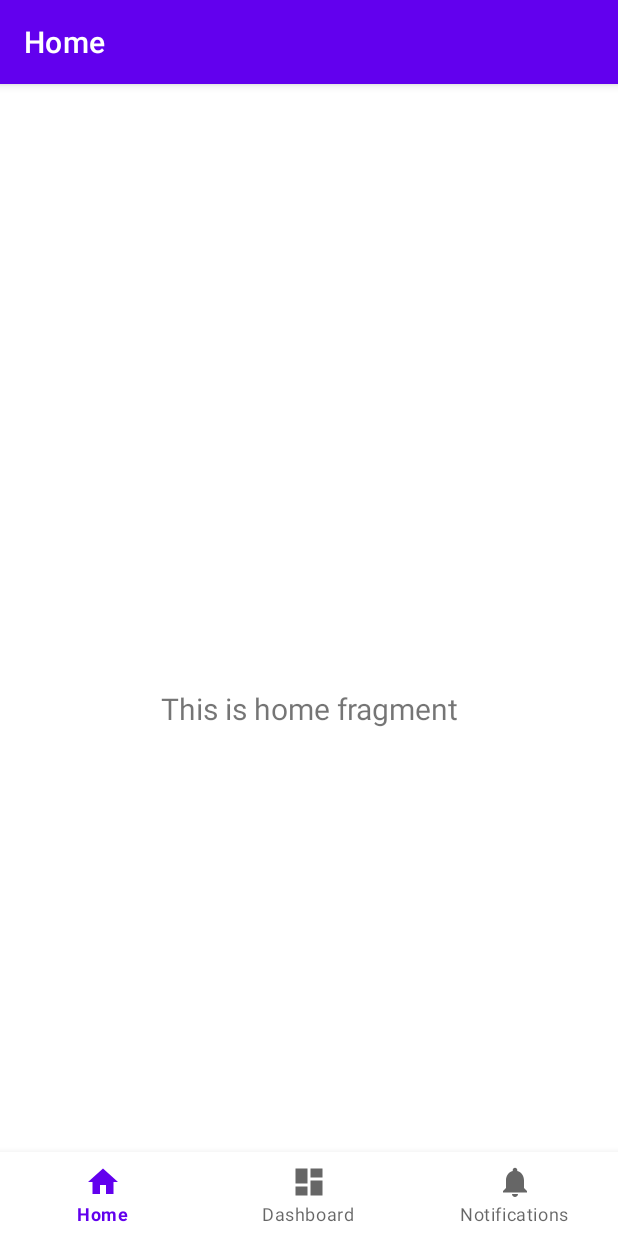
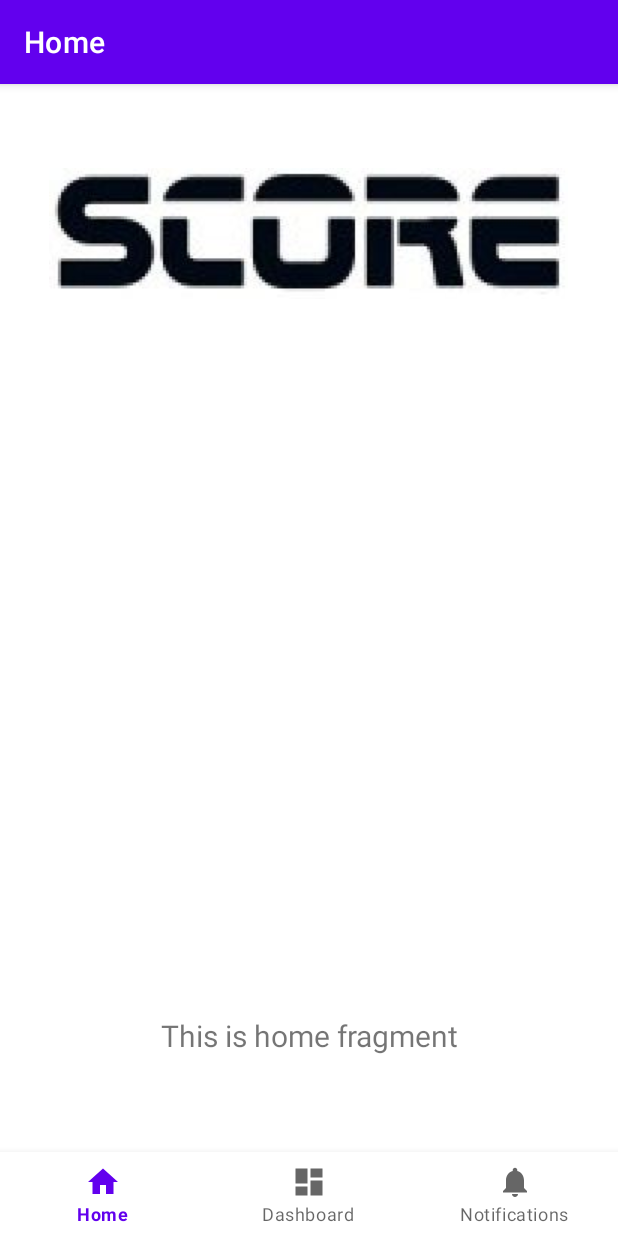
Before and after one commit to combluotion/JigsawV2, an Android app: the screen it shows after launch (MainActivity), on a phone screen of 412 x 824 dp. Run offline under Robolectric (Android 15) with nearby library versions, the phone set to English and light mode, and no system bars; our stand-ins replace navigation-ui; libraries missing offline, so code that uses them is left out: com.afollestad.materialdialogs.

Commit message:
Modificación del layout fragment_home, se ha añadido imagen score y visualmente se ha cambiado el color. Modificación GameViewModel.java se protege la inserción del nombre en blanco

```diff
--- a/app/src/main/java/com/uocp8/jigsawv2/ui/home/HomeFragment.java
+++ b/app/src/main/java/com/uocp8/jigsawv2/ui/home/HomeFragment.java
@@ -49,6 +49,19 @@ public class HomeFragment extends Fragment {
             }
         });
 
+        /**
+         *
+         * titulo score
+         *
+        final TextView scoreTitle = binding.ScoreTitle;
+        homeViewModel.getScoreTitle().observe(getViewLifecycleOwner(), new Observer<String>() {
+            @Override
+            public void onChanged(String s) {
+                scoreTitle.setText(s);
+            }
+        });
+            */
+
         final ListView listView = binding.scoreList;
         homeViewModel.loadScore().observe(getViewLifecycleOwner(), new Observer<ArrayList<String>>() {
             @Override
--- a/app/src/main/java/com/uocp8/jigsawv2/ui/home/HomeViewModel.java
+++ b/app/src/main/java/com/uocp8/jigsawv2/ui/home/HomeViewModel.java
@@ -24,18 +24,26 @@ public class HomeViewModel extends AndroidViewModel {
 
     private MutableLiveData<String> mText;
     private MutableLiveData<ArrayList<String>> mListView;
+    private MutableLiveData<String> tScoreTitle;
 
     public HomeViewModel(@NonNull Application application) {
         super(application);
         mText = new MutableLiveData<>();
         mText.setValue("This is home fragment");
-
+        tScoreTitle = new MutableLiveData<>();
+        tScoreTitle.setValue("::SCORE::");
         mListView = new MutableLiveData<>();
 
     }
 
+
+
     public LiveData<String> getText() {
         return mText;
+    }
+
+    public  LiveData<String> getScoreTitle(){
+        return tScoreTitle;
     }
 
     public LiveData<ArrayList<String>> loadScore() {
--- a/app/src/main/java/com/uocp8/jigsawv2/viewmodel/GameViewModel.java
+++ b/app/src/main/java/com/uocp8/jigsawv2/viewmodel/GameViewModel.java
@@ -462,7 +462,7 @@ public class GameViewModel extends GridView {
     {
         //Ask for Name
         AlertDialog.Builder builder = new AlertDialog.Builder(getContext());
-        builder.setTitle(chronoTime +"! Inserta tu nombre:");
+        builder.setTitle(chronoTime +" ! Inserta tu nombre:");
 
         //Indicamos el input
         final EditText input = new EditText(getContext());
@@ -476,11 +476,19 @@ public class GameViewModel extends GridView {
             public void onClick(DialogInterface dialog, int which) {
                 Toast.makeText(getContext(), input.getText().toString(), Toast.LENGTH_LONG).show();
                 //Create Score
-                SimpleDateFormat sdf = new SimpleDateFormat("yyyyMMdd_HHmmss", Locale.getDefault());
+                String nombre = input.getText().toString();
+                SimpleDateFormat sdf = new SimpleDateFormat("dd/MM/yyyy", Locale.getDefault()); //yyyyMMdd_HHmmss
                 String currentDateandTime = sdf.format(new Date());
                 ScoreDao scoreDao = new ScoreDaoImpl(getContext());
-                Score score = new Score(input.getText().toString(),currentDateandTime,seconds);
-                scoreDao.create(score);
+                Score score = new Score(nombre,currentDateandTime,seconds);
+                if (nombre.isEmpty()){                                                          // se puede hacer mas elegante
+                    Score sscore = new Score(nombre,currentDateandTime,seconds);
+                    sscore.setName("No name");
+                    scoreDao.create(sscore);
+                }else{
+                    scoreDao.create(score);
+                }
+
                 //Return to Home menu
                 Intent intent = new Intent(getContext(), MainActivity.class);
                 getContext().startActivity(intent);
--- a/app/src/main/res/layout/fragment_home.xml
+++ b/app/src/main/res/layout/fragment_home.xml
@@ -13,22 +13,44 @@
         android:layout_marginStart="8dp"
         android:layout_marginTop="8dp"
         android:layout_marginEnd="8dp"
+        android:gravity="center_horizontal"
         android:textAlignment="center"
-        android:gravity="center_horizontal"
         android:textSize="20sp"
         app:layout_constraintBottom_toBottomOf="parent"
         app:layout_constraintEnd_toEndOf="parent"
+        app:layout_constraintHorizontal_bias="0.0"
         app:layout_constraintStart_toStartOf="parent"
-        app:layout_constraintTop_toTopOf="parent" />
+        app:layout_constraintTop_toTopOf="parent"
+        app:layout_constraintVertical_bias="0.823" />
 
     <ListView
         android:id="@+id/score_list"
-        android:layout_width="319dp"
-        android:layout_height="263dp"
+        android:layout_width="346dp"
+        android:layout_height="264dp"
+        android:textAlignment="gravity"
+        android:divider="@color/purple_700"
+        android:dividerHeight="1dp"
+        android:contextClickable="false"
+        android:clickable="false"
+        android:longClickable="false"
+
         app:layout_constraintBottom_toTopOf="@+id/text_home"
         app:layout_constraintEnd_toEndOf="parent"
+        app:layout_constraintHorizontal_bias="0.49"
         app:layout_constraintStart_toStartOf="parent"
-        app:layout_constraintTop_toTopOf="parent" />
+        app:layout_constraintTop_toTopOf="parent"
+        app:layout_constraintVertical_bias="0.4"/>
+
+    <ImageView
+        android:id="@+id/imageView2"
+        android:layout_width="wrap_content"
+        android:layout_height="wrap_content"
+        android:src="@drawable/score"
+        app:layout_constraintEnd_toEndOf="parent"
+        app:layout_constraintHorizontal_bias="0.492"
+        app:layout_constraintStart_toStartOf="parent"
+        tools:layout_editor_absoluteY="25dp"
+        tools:ignore="MissingConstraints" />
 
 
 </androidx.constraintlayout.widget.ConstraintLayout>
```
Also changed, not shown: app/src/main/res/drawable/score.jpg (added).
